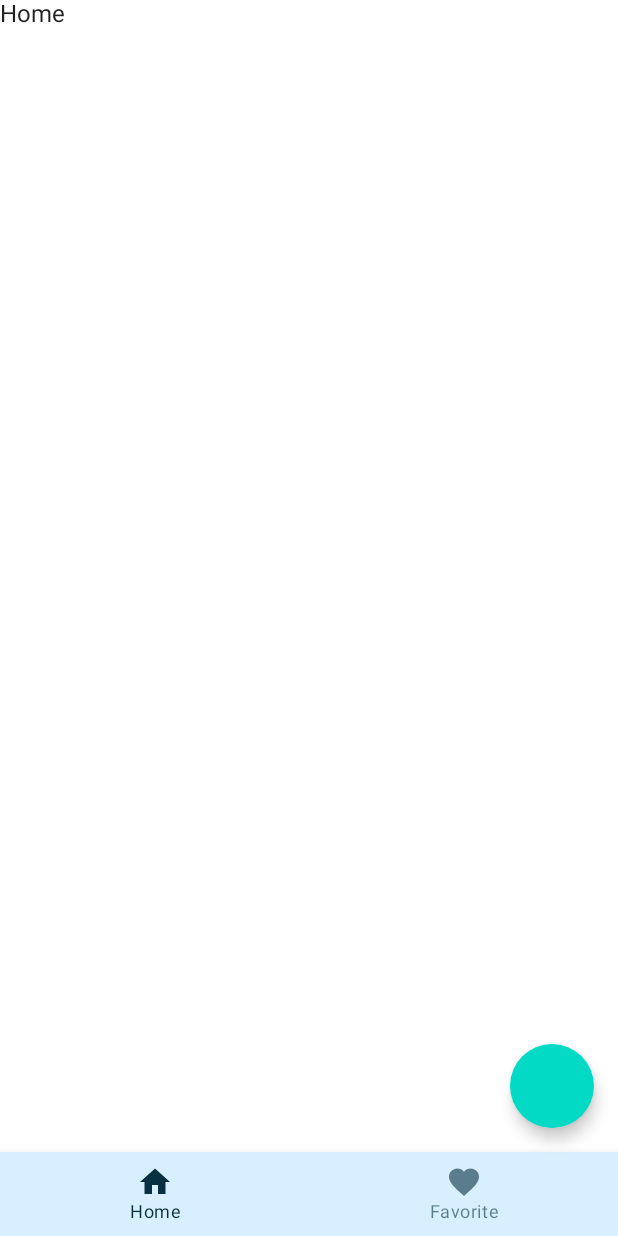
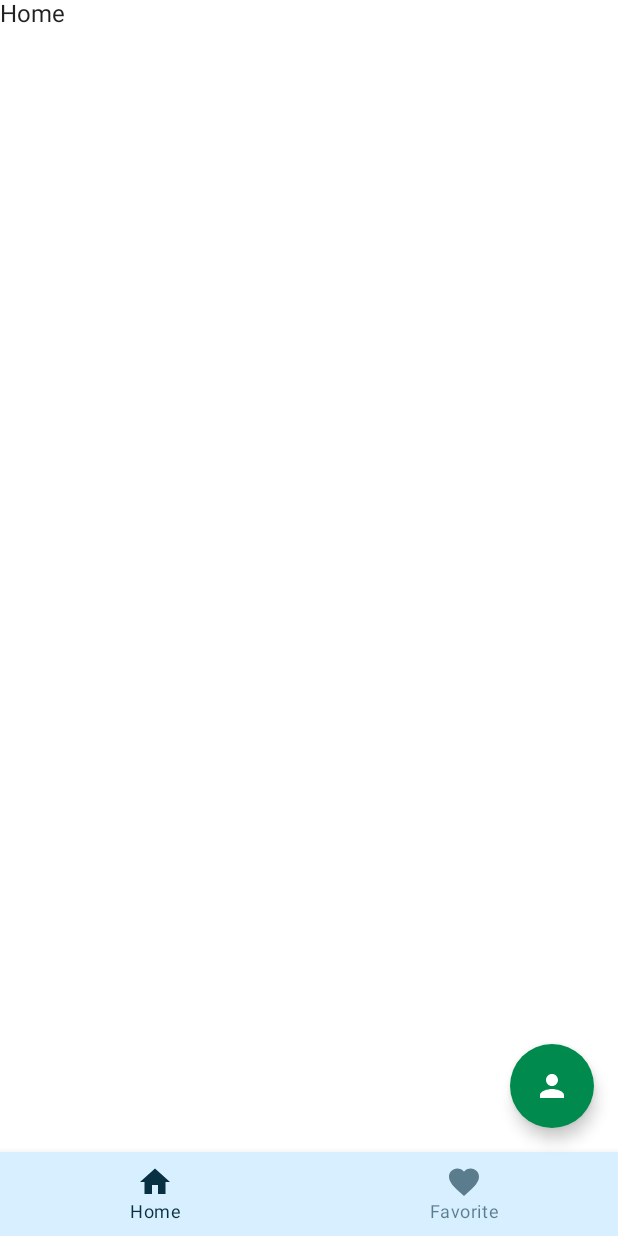
Before and after one commit to toharifqi/JetpackCompose-SportAgain, an Android app built with Jetpack Compose: the screen it shows after launch (MainActivity), on a phone screen of 412 x 824 dp. Run offline under Robolectric (Android 15) with nearby library versions, the phone set to English and light mode, and no system bars.

Commit message:
Fix navigation bug

```diff
--- a/app/src/main/AndroidManifest.xml
+++ b/app/src/main/AndroidManifest.xml
@@ -15,7 +15,6 @@
         <activity
             android:name=".MainActivity"
             android:exported="true"
-            android:label="@string/app_name"
             android:theme="@style/Theme.SportAgain">
             <intent-filter>
                 <action android:name="android.intent.action.MAIN" />
--- a/app/src/main/java/com/toharifqi/sportagain/SportAgainApp.kt
+++ b/app/src/main/java/com/toharifqi/sportagain/SportAgainApp.kt
@@ -1,5 +1,6 @@
 package com.toharifqi.sportagain
 
+import android.content.res.Configuration.UI_MODE_NIGHT_YES
 import androidx.compose.foundation.layout.padding
 import androidx.compose.material.BottomNavigation
 import androidx.compose.material.BottomNavigationItem
@@ -10,10 +11,13 @@ import androidx.compose.material.Text
 import androidx.compose.material.icons.Icons
 import androidx.compose.material.icons.filled.Favorite
 import androidx.compose.material.icons.filled.Home
+import androidx.compose.material.icons.filled.Person
 import androidx.compose.runtime.Composable
 import androidx.compose.runtime.getValue
 import androidx.compose.ui.Modifier
+import androidx.compose.ui.graphics.Color
 import androidx.compose.ui.res.stringResource
+import androidx.compose.ui.tooling.preview.Devices
 import androidx.compose.ui.tooling.preview.Preview
 import androidx.navigation.NavGraph.Companion.findStartDestination
 import androidx.navigation.NavHostController
@@ -48,7 +52,6 @@ fun SportAgainApp(
             if (isInMainScreen) {
                 FloatingButton(
                     onClick = {
-                        navController.popBackStack()
                         navController.navigate(Screen.About.route) {
                             popUpTo(navController.graph.findStartDestination().id) {
                                 saveState = true
@@ -89,9 +92,10 @@ fun FloatingButton(
     onClick: () -> Unit
 ) {
     FloatingActionButton(
-        onClick = onClick
+        onClick = onClick,
+        contentColor = Color.White
     ) {
-
+        Icon(Icons.Default.Person, contentDescription = "about_page")
     }
 }
 
@@ -136,7 +140,8 @@ fun BottomBar(
     }
 }
 
-@Preview(showBackground = true)
+@Preview(showBackground = true, device = Devices.PIXEL_4, showSystemUi = true)
+@Preview(showBackground = true, device = Devices.PIXEL_4, uiMode = UI_MODE_NIGHT_YES, showSystemUi = true)
 @Composable
 fun SportAgainAppPreview() {
     SportAgainTheme {
--- a/app/src/main/java/com/toharifqi/sportagain/ui/theme/Color.kt
+++ b/app/src/main/java/com/toharifqi/sportagain/ui/theme/Color.kt
@@ -2,7 +2,7 @@ package com.toharifqi.sportagain.ui.theme
 
 import androidx.compose.ui.graphics.Color
 
-val Purple700 = Color(0xFF3700B3)
+val Green = Color(0xFF008A4E)
 val Teal200 = Color(0xFF03DAC5)
 val LightBlue = Color(0xFFD7EFFE)
 val Navy = Color(0xFF073042)
--- a/app/src/main/java/com/toharifqi/sportagain/ui/theme/Theme.kt
+++ b/app/src/main/java/com/toharifqi/sportagain/ui/theme/Theme.kt
@@ -8,15 +8,15 @@ import androidx.compose.runtime.Composable
 
 private val DarkColorPalette = darkColors(
     primary = Navy,
-    primaryVariant = Purple700,
-    secondary = Teal200,
+    primaryVariant = Teal200,
+    secondary = Green,
     onPrimary = Chartreuse
 )
 
 private val LightColorPalette = lightColors(
     primary = LightBlue,
-    primaryVariant = Purple700,
-    secondary = Teal200,
+    primaryVariant = Teal200,
+    secondary = Green,
     onPrimary = Navy,
 
     /* Other default colors to override
```
